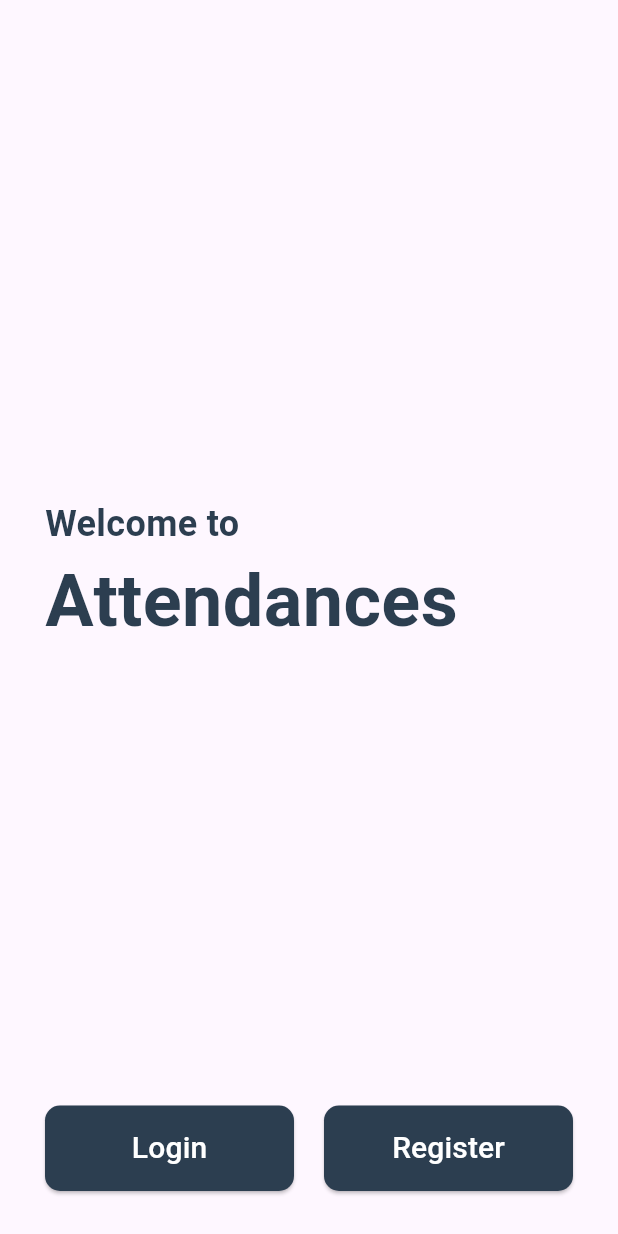
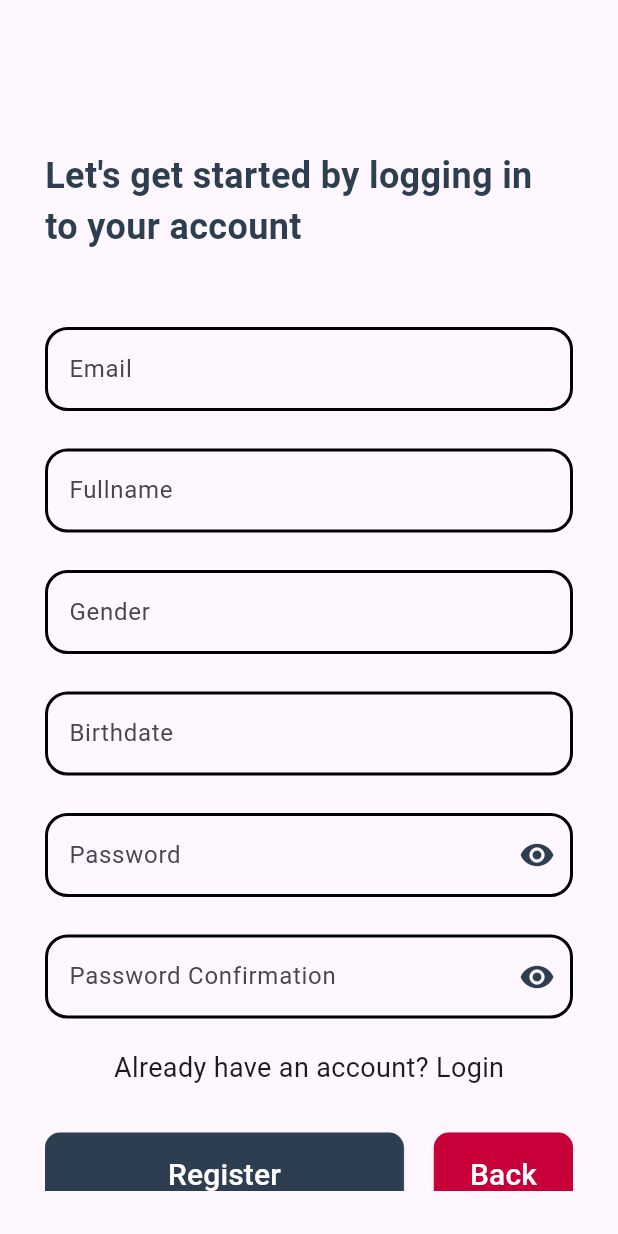
Before and after one commit to Ivanbhagaskara2608/Attendances-Flutter, a Flutter app: the screen it shows after launch, after a tap on "Register", on a phone screen of 412 x 824 dp. Run offline on Flutter 3.47's test engine with Material 3 defaults, Android fonts, the phone set to English and light mode, and no system bars.

Commit message:
add register class

```diff
--- a/lib/pages/login.dart
+++ b/lib/pages/login.dart
@@ -37,7 +37,10 @@ class Login extends StatelessWidget {
               Expanded(
                   child: ElevatedButton(
                       onPressed: () {
-                        Navigator.push(context, MaterialPageRoute(builder: (context) => Dashboard()));
+                        Navigator.push(
+                            context,
+                            MaterialPageRoute(
+                                builder: (context) => Dashboard()));
                       },
                       style: ElevatedButton.styleFrom(
                           shape: RoundedRectangleBorder(
@@ -62,7 +65,7 @@ class Login extends StatelessWidget {
                           borderRadius: BorderRadius.circular(10)),
                       backgroundColor: const Color.fromARGB(255, 199, 0, 57)),
                   child: Padding(
-                    padding: EdgeInsets.symmetric(vertical: 14, horizontal: 35),
+                    padding: EdgeInsets.symmetric(vertical: 14),
                     child: Text("Back",
                         style: TextStyle(fontSize: 20, color: Colors.white)),
                   ))
--- /dev/null
+++ b/lib/pages/register.dart
@@ -0,0 +1,84 @@
+import 'package:flutter/material.dart';
+import 'package:flutter_application_1/pages/dashboard.dart';
+import 'package:flutter_application_1/widgets/password_textfield.dart';
+import 'package:flutter_application_1/widgets/textfield_custom.dart';
+
+class Register extends StatelessWidget {
+  @override
+  Widget build(BuildContext context) {
+    return Scaffold(
+      body: Padding(
+        padding: EdgeInsets.symmetric(horizontal: 30, vertical: 30),
+        child: ListView(
+          children: [
+            Container(
+              margin: EdgeInsets.only(top: 70),
+              child: Text(
+                "Let's get started by logging in to your account",
+                style: TextStyle(
+                    fontSize: 24,
+                    fontWeight: FontWeight.bold,
+                    color: Color.fromARGB(255, 44, 62, 80)),
+              ),
+            ),
+            SizedBox(height: 25),
+            CustomTextFIeld("Email"),
+            CustomTextFIeld("Fullname"),
+            CustomTextFIeld("Gender"),
+            CustomTextFIeld("Birthdate"),
+            CustomPasswordTextFIeld("Password"),
+            CustomPasswordTextFIeld("Password Confirmation"),
+            Container(
+              alignment: Alignment.center,
+              margin: EdgeInsets.only(bottom: 30, top: 20),
+              child: Text(
+                "Already have an account? Login",
+                style: TextStyle(fontSize: 18),
+              ),
+            ),
+            Row(
+              mainAxisAlignment: MainAxisAlignment.spaceAround,
+              children: [
+                Expanded(
+                    child: ElevatedButton(
+                        onPressed: () {
+                          Navigator.push(
+                              context,
+                              MaterialPageRoute(
+                                  builder: (context) => Dashboard()));
+                        },
+                        style: ElevatedButton.styleFrom(
+                            shape: RoundedRectangleBorder(
+                                borderRadius: BorderRadius.circular(10)),
+                            backgroundColor:
+                                const Color.fromARGB(255, 44, 62, 80)),
+                        child: Padding(
+                          padding: EdgeInsets.symmetric(vertical: 14),
+                          child: Text("Register",
+                              style:
+                                  TextStyle(fontSize: 20, color: Colors.white)),
+                        ))),
+                SizedBox(
+                  width: 20,
+                ),
+                ElevatedButton(
+                    onPressed: () {
+                      Navigator.pop(context);
+                    },
+                    style: ElevatedButton.styleFrom(
+                        shape: RoundedRectangleBorder(
+                            borderRadius: BorderRadius.circular(10)),
+                        backgroundColor: const Color.fromARGB(255, 199, 0, 57)),
+                    child: Padding(
+                      padding: EdgeInsets.symmetric(vertical: 14),
+                      child: Text("Back",
+                          style: TextStyle(fontSize: 20, color: Colors.white)),
+                    ))
+              ],
+            )
+          ],
+        ),
+      ),
+    );
+  }
+}
--- a/lib/pages/welcome_page.dart
+++ b/lib/pages/welcome_page.dart
@@ -1,5 +1,6 @@
 import 'package:flutter/material.dart';
 import 'package:flutter_application_1/pages/login.dart';
+import 'package:flutter_application_1/pages/register.dart';
 
 class WelcomePage extends StatelessWidget {
   @override
@@ -51,7 +52,12 @@ class WelcomePage extends StatelessWidget {
               ),
               Expanded(
                   child: ElevatedButton(
-                      onPressed: () {},
+                      onPressed: () {
+                        Navigator.push(
+                            context,
+                            MaterialPageRoute(
+                                builder: (context) => Register()));
+                      },
                       style: ElevatedButton.styleFrom(
                           shape: RoundedRectangleBorder(
                               borderRadius: BorderRadius.circular(10)),
```
Also changed, not shown: pubspec.lock.
